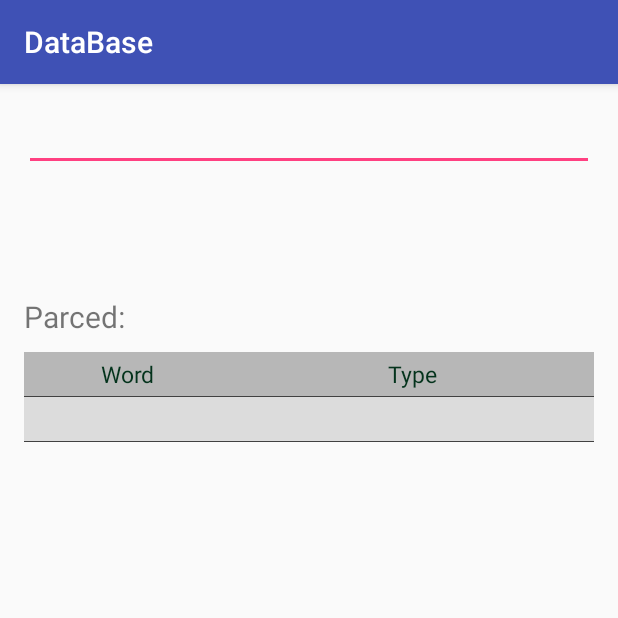
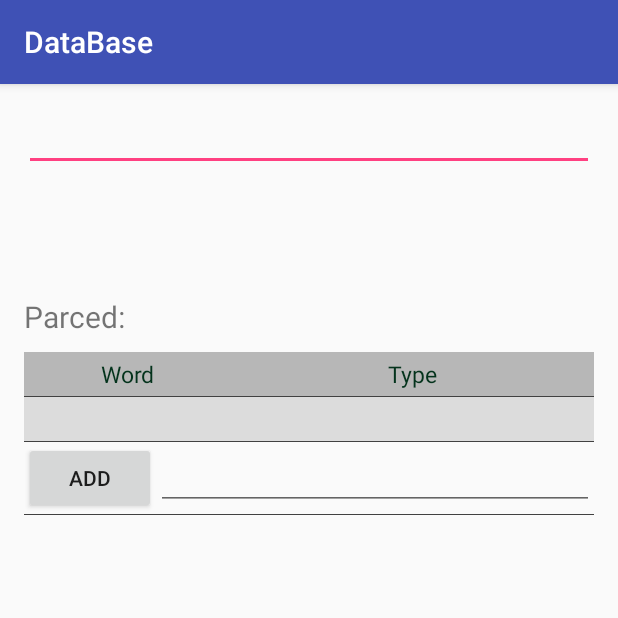
Before and after one commit to sailsdima/Database, an Android app: the CheckActivity screen opened directly, with no data from a screen before it, on a phone screen of 412 x 824 dp, the top half of it. Run offline under Robolectric (Android 15) with nearby library versions, the phone set to English and light mode, and no system bars; 12 statements that could not run were skipped.

Commit message:
changes in CheckActivity.java. Added footer for ListView (two_text_views_footer.xml); added buttons Add and Delete for items of ListView.

```diff
--- a/app/src/main/java/com/example/sails/database/CheckActivity.java
+++ b/app/src/main/java/com/example/sails/database/CheckActivity.java
@@ -8,6 +8,7 @@ import android.view.KeyEvent;
 import android.view.LayoutInflater;
 import android.view.View;
 import android.widget.AdapterView;
+import android.widget.Button;
 import android.widget.EditText;
 import android.widget.ListView;
 import android.widget.SimpleAdapter;
@@ -20,10 +21,6 @@ public class CheckActivity extends AppCompatActivity {
 
     private ListView listView;
 
-    private String arrSymbols[];
-    private String arrComparisonOperators[];
-    private String arrSymbolsQuotes[];
-    private String strInsteadSpace = "#32";
     private final static String LOG_TAG = "dbLogs";
     private SimpleAdapter adapter;
     private boolean adapterWasSet = false;
@@ -54,7 +51,7 @@ public class CheckActivity extends AppCompatActivity {
 
                 if (keyEvent.getAction() == KeyEvent.ACTION_DOWN) {
                     if (i == KeyEvent.KEYCODE_ENTER) {
-                        Log.d(LOG_TAG, "SPACE CLICKED");
+                        Log.d(LOG_TAG, "ENTER CLICKED");
 
                         drawLexemsTable(lexicalAnalisator.getLexemes(editTextQuery.getText().toString()));
 
@@ -70,11 +67,12 @@ public class CheckActivity extends AppCompatActivity {
     private void drawLexemsTable(ArrayList<Lexeme> lexemes) {
 
 
-        for (Lexeme lexeme: lexemes) {
+        for (Lexeme lexeme : lexemes) {
             Log.d(LOG_TAG, "AAAAAAA   " + lexeme.toString());
         }
 
         HashMap<String, String> map;
+
         ArrayList<HashMap<String, String>> arrayData = new ArrayList<>();
 
         for (Lexeme lexeme : lexemes) {
@@ -95,7 +93,7 @@ public class CheckActivity extends AppCompatActivity {
 
     }
 
-    private void createDialog(ArrayList<HashMap<String, String>> arrayData) {
+    private void createDialog(final ArrayList<HashMap<String, String>> arrayData) {
         adapterWasSet = true;
 
         adapter = new SimpleAdapter(this, arrayData, R.layout.two_text_views,
@@ -104,14 +102,40 @@ public class CheckActivity extends AppCompatActivity {
 
         LayoutInflater layoutInflater = getLayoutInflater();
         View headerView = layoutInflater.inflate(R.layout.two_text_views_header, null, false);
-        TextView textView1 = (TextView) headerView.findViewById(R.id.text1);
-        textView1.setText("Word");
-        TextView textView2 = (TextView) headerView.findViewById(R.id.text2);
-        textView2.setText("Type");
+        View footerView = layoutInflater.inflate(R.layout.two_text_views_footer, null, false);
+
 
         if (listView.getHeaderViewsCount() < 1)
             listView.addHeaderView(headerView);
+        if (listView.getFooterViewsCount() < 1)
+            listView.addFooterView(footerView);
         listView.setAdapter(adapter);
+
+        final EditText editTextWordToAdd = (EditText) footerView.findViewById(R.id.editTextListViewWordToAdd);
+        ((Button) footerView.findViewById(R.id.buttonListViewAdd)).setOnClickListener(new View.OnClickListener() {
+            @Override
+            public void onClick(View view) {
+
+                LexicalAnalisator lexicalAnalisator = new LexicalAnalisator(CheckActivity.this);
+                ArrayList<Lexeme> lexemesToAdd = lexicalAnalisator.getLexemes(editTextWordToAdd.getText().toString());
+
+                HashMap<String, String> map;
+
+                for (Lexeme lexeme : lexemesToAdd) {
+                    map = new HashMap<>();
+                    map.put("word", lexeme.getWord());
+                    map.put("type", lexeme.getType());
+                    map.put("position", String.valueOf(lexeme.getPosition()));
+                    map.put("begins", String.valueOf(lexeme.getBeginsFrom()));
+                    map.put("length", String.valueOf(lexeme.getLength()));
+                    arrayData.add(map);
+
+                }
+
+                adapter.notifyDataSetChanged();
+
+            }
+        });
 
 
         listView.setOnItemClickListener(new AdapterView.OnItemClickListener() {
@@ -125,7 +149,7 @@ public class CheckActivity extends AppCompatActivity {
                 String position = hashMap.get("position");
                 String length = hashMap.get("length");
 
-                Dialog dialog = new Dialog(CheckActivity.this);
+                final Dialog dialog = new Dialog(CheckActivity.this);
                 dialog.setContentView(R.layout.dialog_info_layout);
                 dialog.setTitle("Word analysis");
 
@@ -135,6 +159,17 @@ public class CheckActivity extends AppCompatActivity {
                 ((TextView) dialog.findViewById(R.id.textViewDialogPosition)).setText(position);
                 ((TextView) dialog.findViewById(R.id.textViewDialogLength)).setText(length);
 
+                final int numToDelete = i;
+                ((Button) dialog.findViewById(R.id.buttonListViewItemDelete)).setOnClickListener(new View.OnClickListener() {
+                    @Override
+                    public void onClick(View view) {
+                        arrayData.remove(numToDelete - 1);
+                        adapter.notifyDataSetChanged();
+
+                        dialog.cancel();
+                    }
+                });
+
                 dialog.show();
             }
         });
--- a/app/src/main/res/layout/activity_check.xml
+++ b/app/src/main/res/layout/activity_check.xml
@@ -44,4 +44,6 @@
         android:id="@+id/listViewCheckActivity"/>
 
 
+
+
 </LinearLayout>
--- a/app/src/main/res/layout/dialog_info_layout.xml
+++ b/app/src/main/res/layout/dialog_info_layout.xml
@@ -109,4 +109,10 @@
             android:layout_weight="1"
             style="@style/textViewListDialog"/>
     </LinearLayout>
+
+    <Button
+        android:layout_width="wrap_content"
+        android:layout_height="wrap_content"
+        android:text="Delete"
+        android:id="@+id/buttonListViewItemDelete"/>
 </LinearLayout>
--- /dev/null
+++ b/app/src/main/res/layout/two_text_views_footer.xml
@@ -0,0 +1,21 @@
+<?xml version="1.0" encoding="utf-8"?>
+<LinearLayout
+    xmlns:android="http://schemas.android.com/apk/res/android"
+    android:layout_height="match_parent"
+    android:layout_width="match_parent"
+    android:id="@+id/linearLayoutText">
+
+
+    <Button
+        android:layout_width="wrap_content"
+        android:layout_height="wrap_content"
+        android:id="@+id/buttonListViewAdd"
+        android:text="Add"/>
+
+    <EditText
+        android:layout_width="match_parent"
+        android:layout_height="wrap_content"
+        android:id="@+id/editTextListViewWordToAdd"/>
+
+
+</LinearLayout>
--- a/app/src/main/res/layout/two_text_views_header.xml
+++ b/app/src/main/res/layout/two_text_views_header.xml
@@ -8,12 +8,14 @@
     <TextView
         android:id="@+id/text1"
         android:layout_weight="4"
+        android:text="Word"
         style="@style/textViewListHeader"/>
 
 
     <TextView
         android:id="@+id/text2"
         android:layout_weight="7"
+        android:text="Type"
         style="@style/textViewListHeader"/>
 
 
```
Also changed, not shown: app/src/main/java/com/example/sails/database/SyntaxisAnalisatorActivity.java (+7 -2 lines).
